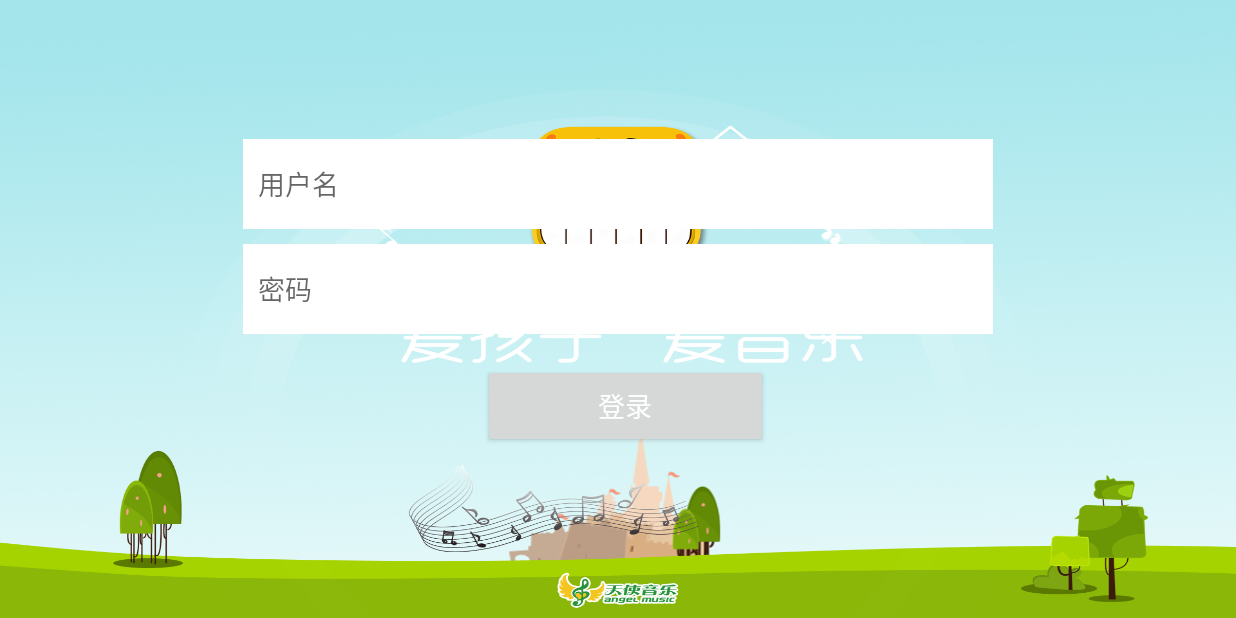
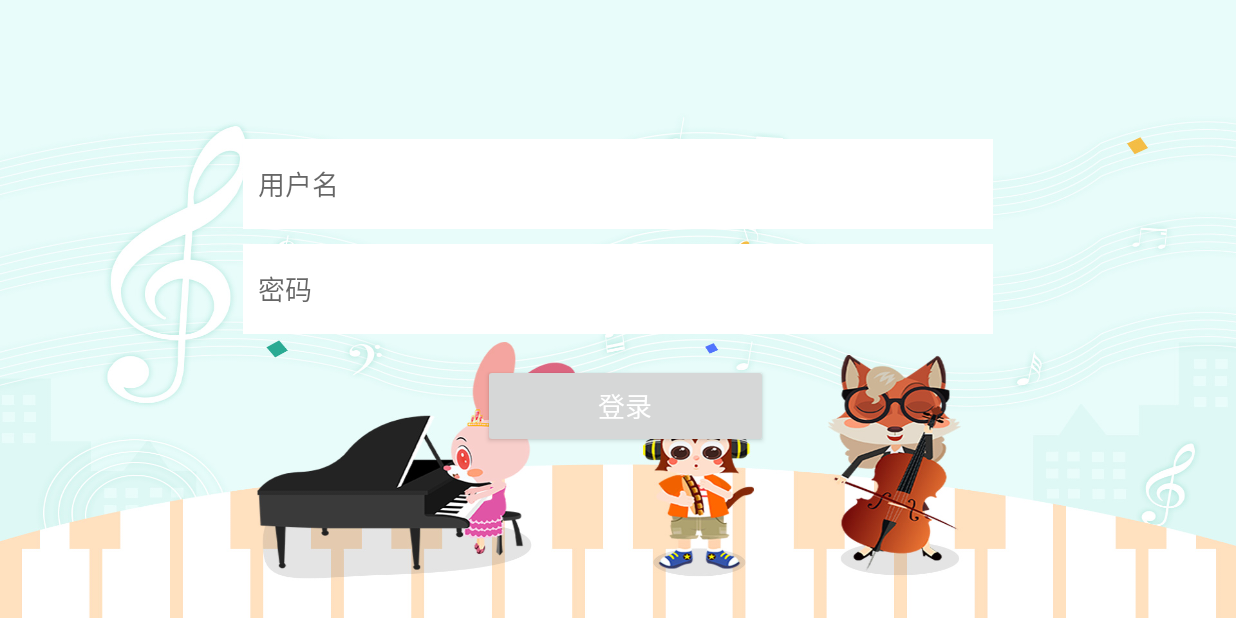
Before and after one commit to kakamessi/MelodyX_s, an Android app: the screen it shows after launch (LoginActivity), on a phone screen of 824 x 412 dp (held sideways). Run offline under Robolectric (Android 15) with nearby library versions, the phone set to English and light mode, and no system bars; our stand-ins replace ButterKnife; libraries missing offline, so code that uses them is left out: com.alipay.euler.

Commit message:
no message

```diff
--- a/app/src/main/java/com/angelmusic/student/constant/Constant.java
+++ b/app/src/main/java/com/angelmusic/student/constant/Constant.java
@@ -30,7 +30,11 @@ public class Constant {
      * --------网络参数------------------------------------------------------------------------------------------------------------
      */
 
-    public static final String URL_ROOT = "http://10.0.0.2:8080/";
+    //public static final String URL_ROOT = "http://10.0.0.2:8080/";
+    public static final String URL_ROOT = "http://47.104.96.204:8080/";
+    public static final String DOWNLOAD_URL_ROOT = "http://video.w3cstudy.cc";
+
+
     public static final String URL_STU_LOGIN = "client/stuLogin.json";
 
 
--- a/app/src/main/res/layout/activity_login.xml
+++ b/app/src/main/res/layout/activity_login.xml
@@ -5,7 +5,7 @@
     android:layout_width="match_parent"
     android:layout_height="match_parent"
     android:orientation="vertical"
-    android:background="@mipmap/start_bg"
+    android:background="@mipmap/main_bg"
     android:gravity="center"
     tools:context="com.angelmusic.student.activity.LoginActivity">
 
```
